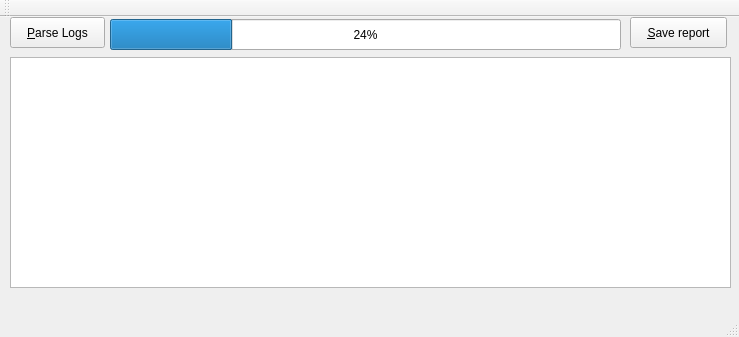
The window that mainwindow.ui (E-LLP/logParser) describes before a commit, drawn with Qt 5.
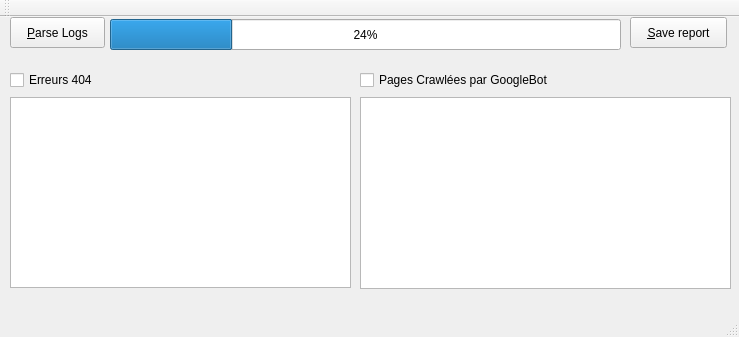
The same window after the commit. Icons and pictures are not drawn.

Commit message: added GoogleBot tracking

```diff
--- a/mainwindow.ui
+++ b/mainwindow.ui
@@ -35,9 +35,9 @@
     <property name="geometry">
      <rect>
       <x>10</x>
-      <y>40</y>
-      <width>721</width>
-      <height>231</height>
+      <y>80</y>
+      <width>341</width>
+      <height>191</height>
      </rect>
     </property>
    </widget>
@@ -67,6 +67,42 @@
      <string>&amp;Save report</string>
     </property>
    </widget>
+   <widget class="QCheckBox" name="checkBox_err404">
+    <property name="geometry">
+     <rect>
+      <x>10</x>
+      <y>50</y>
+      <width>111</width>
+      <height>26</height>
+     </rect>
+    </property>
+    <property name="text">
+     <string>Erreurs 404</string>
+    </property>
+   </widget>
+   <widget class="QCheckBox" name="checkBox_GoogleBot">
+    <property name="geometry">
+     <rect>
+      <x>360</x>
+      <y>50</y>
+      <width>241</width>
+      <height>26</height>
+     </rect>
+    </property>
+    <property name="text">
+     <string>Pages Crawlées par GoogleBot</string>
+    </property>
+   </widget>
+   <widget class="QTableView" name="tableView_GoogleBot">
+    <property name="geometry">
+     <rect>
+      <x>360</x>
+      <y>80</y>
+      <width>371</width>
+      <height>192</height>
+     </rect>
+    </property>
+   </widget>
   </widget>
   <widget class="QMenuBar" name="menuBar">
    <property name="geometry">
```
Left out of the diff: 18 changed lines with no effect on the pictures. The commit also changes 3 other files.
